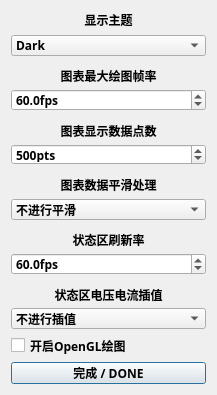
Qt form gui_source/mdp_gui_template/graphics.ui (ElluIFX/DP100-PyQt5-GUI) before a commit.
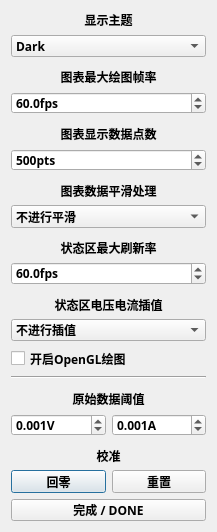
The same form after that commit.

Commit message: add tear&thres function

```diff
--- a/gui_source/mdp_gui_template/graphics.ui
+++ b/gui_source/mdp_gui_template/graphics.ui
@@ -13,19 +13,25 @@
     <x>0</x>
     <y>0</y>
     <width>217</width>
-    <height>395</height>
+    <height>532</height>
    </rect>
   </property>
+  <property name="sizePolicy">
+   <sizepolicy hsizetype="Fixed" vsizetype="Fixed">
+    <horstretch>0</horstretch>
+    <verstretch>0</verstretch>
+   </sizepolicy>
+  </property>
   <property name="minimumSize">
    <size>
     <width>217</width>
-    <height>395</height>
+    <height>532</height>
    </size>
   </property>
   <property name="maximumSize">
    <size>
     <width>217</width>
-    <height>431</height>
+    <height>568</height>
    </size>
   </property>
   <property name="windowTitle">
@@ -316,7 +322,7 @@
       </font>
      </property>
      <property name="text">
-      <string>状态区刷新率</string>
+      <string>状态区最大刷新率</string>
      </property>
      <property name="alignment">
       <set>Qt::AlignCenter</set>
@@ -443,6 +449,177 @@
      </property>
     </widget>
    </item>
+   <item>
+    <widget class="Line" name="line">
+     <property name="orientation">
+      <enum>Qt::Horizontal</enum>
+     </property>
+    </widget>
+   </item>
+   <item>
+    <widget class="QLabel" name="label_42">
+     <property name="minimumSize">
+      <size>
+       <width>0</width>
+       <height>28</height>
+      </size>
+     </property>
+     <property name="maximumSize">
+      <size>
+       <width>999</width>
+       <height>16777215</height>
+      </size>
+     </property>
+     <property name="font">
+      <font>
+       <family>等距更纱黑体 SC Semibold</family>
+       <bold>true</bold>
+      </font>
+     </property>
+     <property name="text">
+      <string>原始数据阈值</string>
+     </property>
+     <property name="alignment">
+      <set>Qt::AlignCenter</set>
+     </property>
+     <property name="margin">
+      <number>6</number>
+     </property>
+    </widget>
+   </item>
+   <item>
+    <layout class="QHBoxLayout" name="horizontalLayout_2">
+     <property name="spacing">
+      <number>6</number>
+     </property>
+     <item>
+      <widget class="QDoubleSpinBox" name="spinStateVThres">
+       <property name="font">
+        <font>
+         <family>等距更纱黑体 SC Semibold</family>
+         <bold>true</bold>
+        </font>
+       </property>
+       <property name="alignment">
+        <set>Qt::AlignLeading|Qt::AlignLeft|Qt::AlignVCenter</set>
+       </property>
+       <property name="suffix">
+        <string>V</string>
+       </property>
+       <property name="decimals">
+        <number>3</number>
+       </property>
+       <property name="minimum">
+        <double>0.000000000000000</double>
+       </property>
+       <property name="maximum">
+        <double>1.000000000000000</double>
+       </property>
+       <property name="singleStep">
+        <double>5.000000000000000</double>
+       </property>
+       <property name="value">
+        <double>0.001000000000000</double>
+       </property>
+      </widget>
+     </item>
+     <item>
+      <widget class="QDoubleSpinBox" name="spinStateIThres">
+       <property name="font">
+        <font>
+         <family>等距更纱黑体 SC Semibold</family>
+         <bold>true</bold>
+        </font>
+       </property>
+       <property name="alignment">
+        <set>Qt::AlignLeading|Qt::AlignLeft|Qt::AlignVCenter</set>
+       </property>
+       <property name="suffix">
+        <string>A</string>
+       </property>
+       <property name="decimals">
+        <number>3</number>
+       </property>
+       <property name="minimum">
+        <double>0.000000000000000</double>
+       </property>
+       <property name="maximum">
+        <double>1.000000000000000</double>
+       </property>
+       <property name="singleStep">
+        <double>5.000000000000000</double>
+       </property>
+       <property name="value">
+        <double>0.001000000000000</double>
+       </property>
+      </widget>
+     </item>
+    </layout>
+   </item>
+   <item>
+    <widget class="QLabel" name="labelCali">
+     <property name="minimumSize">
+      <size>
+       <width>0</width>
+       <height>28</height>
+      </size>
+     </property>
+     <property name="maximumSize">
+      <size>
+       <width>999</width>
+       <height>16777215</height>
+      </size>
+     </property>
+     <property name="font">
+      <font>
+       <family>等距更纱黑体 SC Semibold</family>
+       <bold>true</bold>
+      </font>
+     </property>
+     <property name="text">
+      <string>校准</string>
+     </property>
+     <property name="alignment">
+      <set>Qt::AlignCenter</set>
+     </property>
+     <property name="margin">
+      <number>6</number>
+     </property>
+    </widget>
+   </item>
+   <item>
+    <layout class="QHBoxLayout" name="horizontalLayout">
+     <property name="spacing">
+      <number>6</number>
+     </property>
+     <item>
+      <widget class="QPushButton" name="btnTear">
+       <property name="font">
+        <font>
+         <family>等距更纱黑体 SC Semibold</family>
+         <bold>true</bold>
+        </font>
+       </property>
+       <property name="text">
+        <string>回零</string>
+       </property>
+      </widget>
+     </item>
+     <item>
+      <widget class="QPushButton" name="btnResetTear">
+       <property name="font">
+        <font>
+         <family>等距更纱黑体 SC Semibold</family>
+         <bold>true</bold>
+        </font>
+       </property>
+       <property name="text">
+        <string>重置</string>
+       </property>
+      </widget>
+     </item>
+    </layout>
+   </item>
    <item>
     <widget class="QPushButton" name="btnClose">
      <property name="font">
```
The commit also changes 3 other files.
